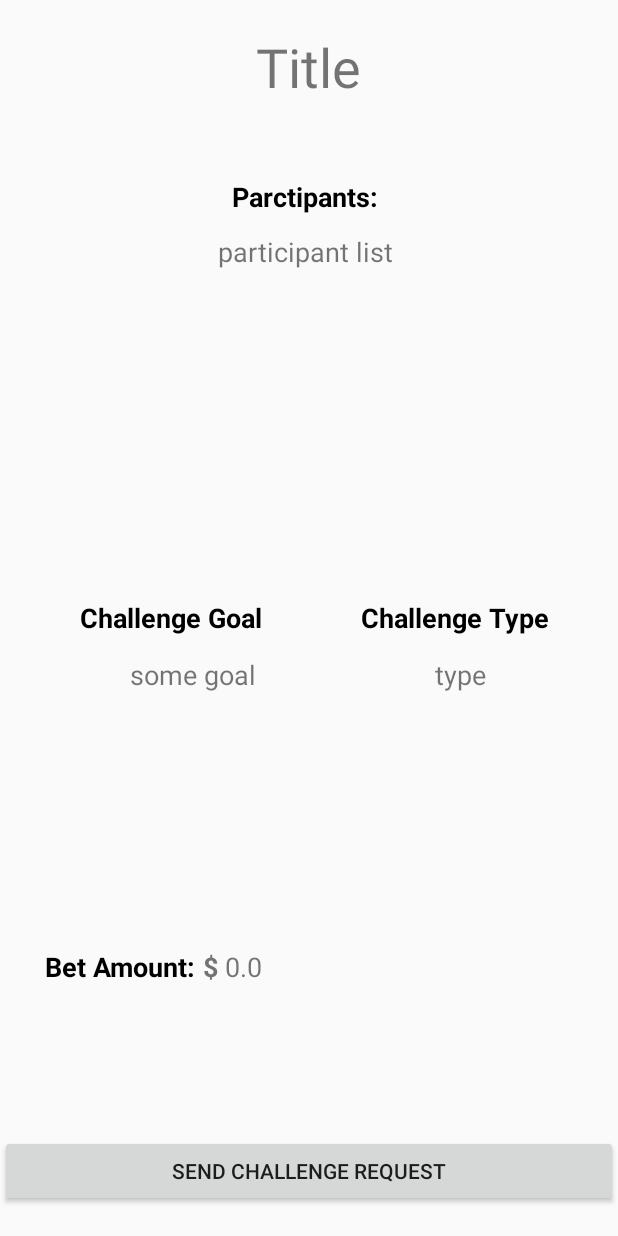
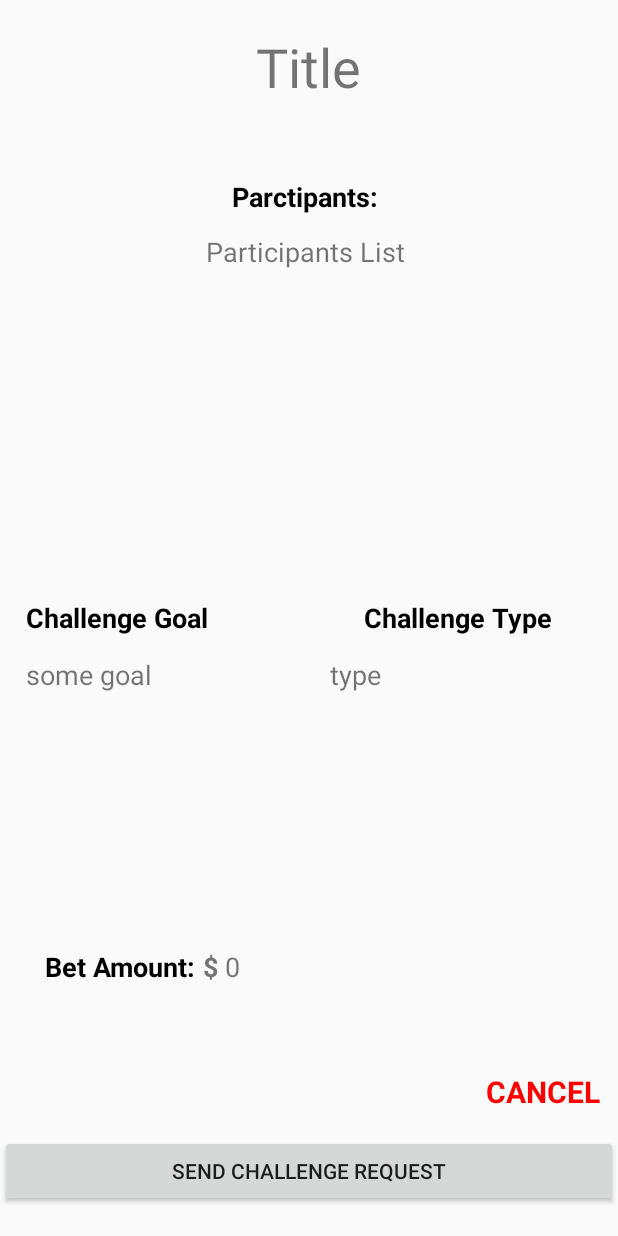
Before and after one commit to group3fitbit/FitBitTracker, an Android app: the layout activity_challenge_review.xml on its own in the app's theme, with its tools: preview values and no code run, on a phone screen of 412 x 824 dp. Run offline under Robolectric (Android 15) with nearby library versions, the phone set to English and light mode, and no system bars.

```diff
--- a/app/src/main/AndroidManifest.xml
+++ b/app/src/main/AndroidManifest.xml
@@ -61,6 +61,6 @@
         <activity android:name=".FitbitApi" android:screenOrientation="portrait" android:configChanges="orientation|keyboardHidden"></activity>
         <activity android:name=".UserActivity" android:screenOrientation="portrait" android:configChanges="orientation|keyboardHidden"></activity>
         <activity android:name=".EasySocialAuthActivity" android:screenOrientation="portrait" android:configChanges="orientation|keyboardHidden"></activity>
->>>>>>> e0a8066894e9a527336dd8814156dd0060b03909
+
     </application>
 </manifest>
--- a/app/src/main/java/tempreture/android/csulb/edu/fitbitapp/DashboardMainActivity.java
+++ b/app/src/main/java/tempreture/android/csulb/edu/fitbitapp/DashboardMainActivity.java
@@ -30,6 +30,8 @@ import java.text.SimpleDateFormat;
 import java.util.Calendar;
 import java.util.Locale;
 
+import static tempreture.android.csulb.edu.fitbitapp.ChallengeStore.Users;
+
 /**
  * Created by Adrian on 21.10.2016.
  */
@@ -50,6 +52,7 @@ public class DashboardMainActivity extends AppCompatActivity {
         dc = DataContainer.getInstance();
         initViewElements();
 
+        ChallengeStore.getInstance().initChallenges();//initializes list with dummy challenges at startup
         BottomBar bottomBar = (BottomBar) findViewById(R.id.bottomBar);
         bottomBar.selectTabWithId(R.id.tab_dashboard);
         bottomBar.setOnTabSelectListener(new OnTabSelectListener() {
--- a/app/src/main/res/layout/activity_challenge_review.xml
+++ b/app/src/main/res/layout/activity_challenge_review.xml
@@ -9,10 +9,9 @@
         android:layout_width="match_parent"
         android:layout_height="wrap_content"
         android:layout_alignParentBottom="true"
-        android:layout_alignParentLeft="true"
-        android:layout_alignParentStart="true"
         android:layout_marginBottom="19dp"
-        android:id="@+id/Send"/>
+        android:id="@+id/Send"
+        android:onClick="onClick_submitChallenge"/>
 
     <TextView
         android:id="@+id/ChallengeTitle"
@@ -45,7 +44,7 @@
         android:layout_marginBottom="100dp"/>
     <TextView
         android:id="@+id/BetAmount"
-        android:text="0.0"
+        android:text="0"
         android:textSize="18sp"
         android:layout_width="wrap_content"
         android:layout_height="wrap_content"
@@ -68,6 +67,29 @@
         />
 
     <TextView
+        android:id="@+id/ParticipantList"
+        android:text="Participants List "
+        android:textSize="18dp"
+        android:layout_width="wrap_content"
+        android:layout_height="wrap_content"
+        android:layout_below="@+id/ParticipantTitle"
+        android:layout_centerHorizontal="true"
+        android:layout_marginTop="12dp"
+        />
+
+    <TextView
+        android:id="@+id/challengeGoal"
+        android:text="some goal"
+        android:textSize="18sp"
+        android:layout_width="wrap_content"
+        android:layout_height="wrap_content"
+        android:layout_alignBottom="@+id/challengeType"
+        android:layout_alignParentLeft="true"
+        android:layout_alignParentStart="true"
+        android:layout_marginLeft="17dp"
+        android:layout_marginStart="17dp" />
+
+    <TextView
         android:id="@+id/goalLabel"
         android:text="Challenge Goal"
         android:textSize="18sp"
@@ -77,19 +99,8 @@
         android:textColor="@color/black"
         android:layout_alignBaseline="@+id/typeLabel"
         android:layout_alignBottom="@+id/typeLabel"
-        android:layout_alignRight="@+id/BetAmount"
-        android:layout_alignEnd="@+id/BetAmount" />
-
-    <TextView
-        android:id="@+id/challengeGoal"
-        android:text="some goal"
-        android:textSize="18sp"
-        android:layout_width="wrap_content"
-        android:layout_height="wrap_content"
-        android:layout_alignBaseline="@+id/challengeType"
-        android:layout_alignBottom="@+id/challengeType"
-        android:layout_toLeftOf="@+id/ChallengeTitle"
-        android:layout_toStartOf="@+id/ChallengeTitle" />
+        android:layout_alignLeft="@+id/challengeGoal"
+        android:layout_alignStart="@+id/challengeGoal" />
 
     <TextView
         android:id="@+id/typeLabel"
@@ -100,8 +111,10 @@
         android:textStyle="bold"
         android:textColor="@color/black"
         android:layout_centerVertical="true"
-        android:layout_toRightOf="@+id/ChallengeTitle"
-        android:layout_toEndOf="@+id/ChallengeTitle" />
+        android:layout_alignParentRight="true"
+        android:layout_alignParentEnd="true"
+        android:layout_marginRight="44dp"
+        android:layout_marginEnd="44dp" />
 
     <TextView
         android:id="@+id/challengeType"
@@ -109,21 +122,25 @@
         android:textSize="18sp"
         android:layout_width="wrap_content"
         android:layout_height="wrap_content"
-        android:layout_marginRight="42dp"
-        android:layout_marginEnd="42dp"
-        android:layout_below="@+id/goalLabel"
-        android:layout_alignRight="@+id/typeLabel"
-        android:layout_alignEnd="@+id/typeLabel"
-        android:layout_marginTop="13dp" />
+        android:layout_marginTop="13dp"
+        android:layout_below="@+id/typeLabel"
+        android:layout_marginLeft="220dp"
+        />
 
     <TextView
-        android:id="@+id/ParticipantList"
-        android:text="participant list "
-        android:textSize="18dp"
+        android:text="CANCEL"
         android:layout_width="wrap_content"
         android:layout_height="wrap_content"
-        android:layout_below="@+id/ParticipantTitle"
-        android:layout_centerHorizontal="true"
-        android:layout_marginTop="12dp" />
+        android:layout_above="@+id/Send"
+        android:layout_alignParentRight="true"
+        android:layout_alignParentEnd="true"
+        android:layout_marginRight="12dp"
+        android:layout_marginEnd="12dp"
+        android:layout_marginBottom="15dp"
+        android:textSize="20sp"
+        android:textStyle="bold"
+        android:textColor="@color/red"
+        android:id="@+id/cancel_submit"
+        android:onClick="cancel_newChallenge"/>
 
 </RelativeLayout>
--- a/app/src/main/res/layout/activity_new_challenge.xml
+++ b/app/src/main/res/layout/activity_new_challenge.xml
@@ -166,7 +166,9 @@
                 android:layout_alignBaseline="@+id/Review"
                 android:layout_alignBottom="@+id/Review"
                 android:layout_toLeftOf="@+id/BetTitle"
-                android:layout_toStartOf="@+id/BetTitle"/>
+                android:layout_toStartOf="@+id/BetTitle"
+                android:onClick="cancel_newChallenge"
+                />
 
             <ImageView
                 android:layout_width="50dp"
--- a/app/src/main/res/values/colors.xml
+++ b/app/src/main/res/values/colors.xml
@@ -4,6 +4,7 @@
     <color name="colorPrimaryDark">#303F9F</color>
     <color name="colorAccent">#FF4081</color>
 
+    <color name="red">#FF0000</color>
     <color name="black">#000000</color>
     <color name="white">#FFFFFF</color>
     <color name="lightBlue">#DEE3F0</color>
--- a/app/src/main/res/values/strings.xml
+++ b/app/src/main/res/values/strings.xml
@@ -31,7 +31,7 @@
     <!--Spinner Challenge Types -->
     <string-array name="challenge_types">
         <item>Steps</item>
-        <item>Calories Burn</item>
+        <item>Calories Burned</item>
         <item>Floors Climbed</item>
         <item>Distance Traveled</item>
         <item>Hours Active</item>
```
Also changed, not shown: app/src/main/java/tempreture/android/csulb/edu/fitbitapp/Challenge.java (+10 -1 lines), app/src/main/java/tempreture/android/csulb/edu/fitbitapp/ChallengeStore.java (+57 -1 lines), app/src/main/java/tempreture/android/csulb/edu/fitbitapp/CreateChallengeActivity.java (+63 -19 lines), app/src/main/java/tempreture/android/csulb/edu/fitbitapp/DetailFrag.java (+4 -23 lines), app/src/main/java/tempreture/android/csulb/edu/fitbitapp/Dummy.java (+55 -23 lines), app/src/main/java/tempreture/android/csulb/edu/fitbitapp/ProgressFrag.java (+98 -20 lines), app/src/main/java/tempreture/android/csulb/edu/fitbitapp/UserProgress.java (+10 -12 lines), app/src/main/java/tempreture/android/csulb/edu/fitbitapp/ViewChallenges.java (+55 -57 lines), app/src/main/res/layout/challenge_list_view.xml (+20 -18 lines), app/src/main/res/layout/challenge_progress.xml (+8 -2 lines), app/src/main/res/drawable/me.jpg (added), app/src/main/res/drawable/me_circle.png (added).
